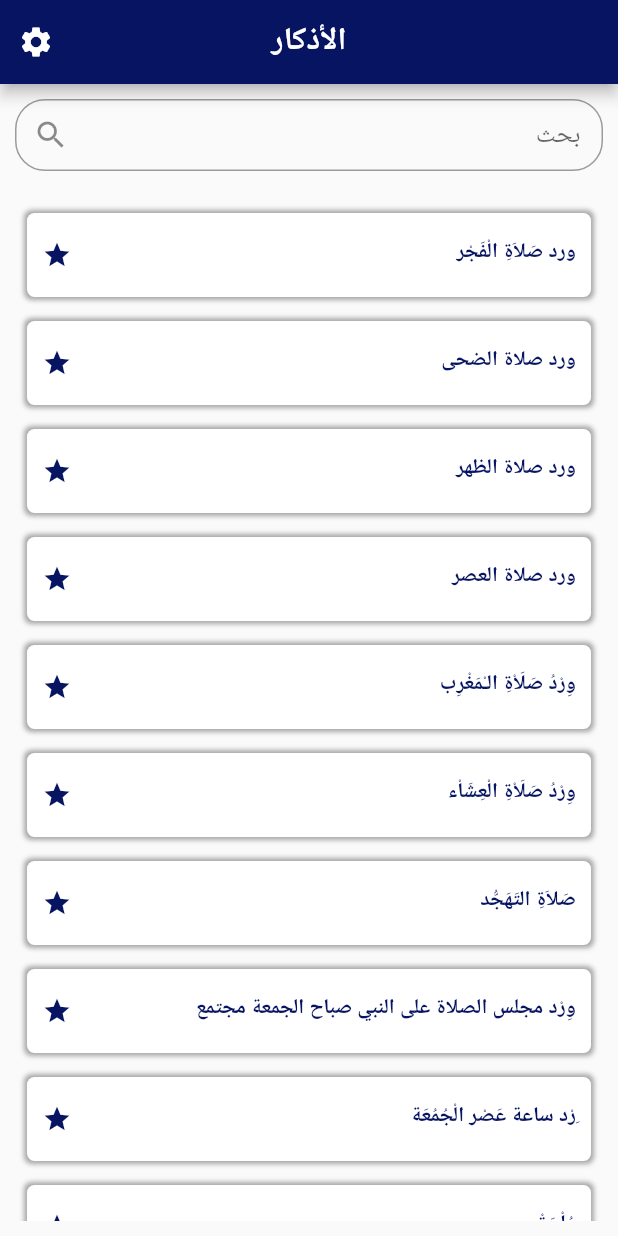
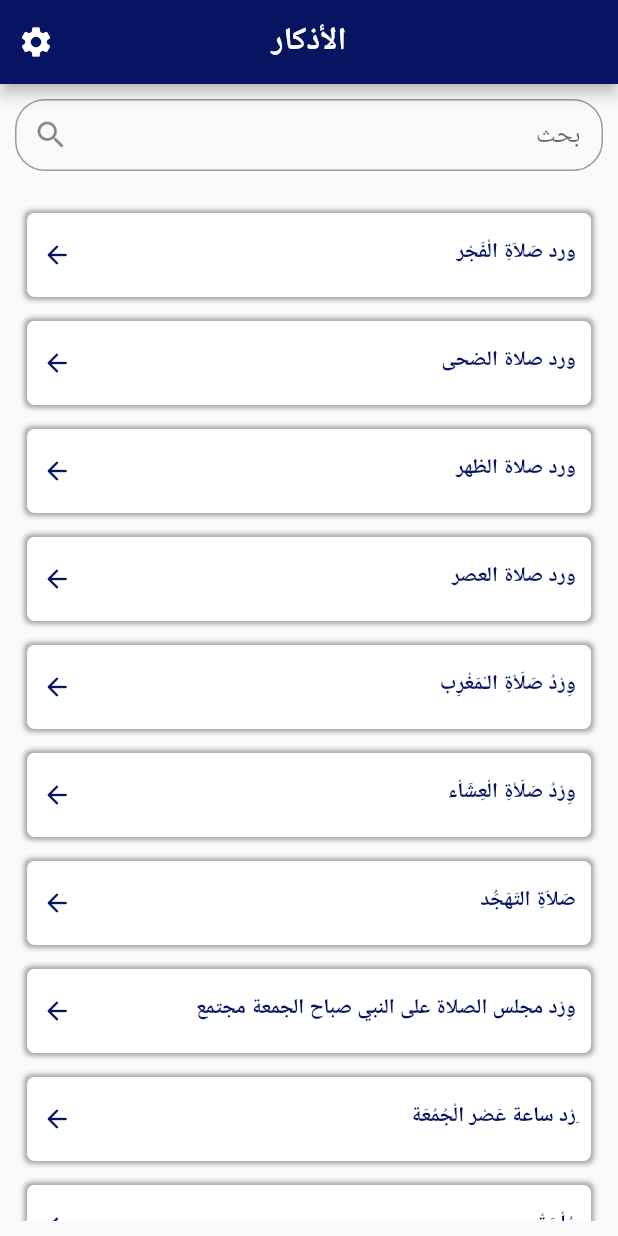
Before and after one commit to itzadnantech/wird_book_old, a Flutter app: the screen it shows after launch, on a phone screen of 412 x 824 dp. Run offline on Flutter 3.47's test engine with Material 2 defaults, Android fonts, the phone set to English and light mode, and no system bars; our stand-ins replace audio_video_progress_bar, just_audio, shared_preferences.

Commit message:
commit: 1 updated

```diff
--- a/lib/pages/athkars_page.dart
+++ b/lib/pages/athkars_page.dart
@@ -158,7 +158,7 @@ class _AthkarsPageState extends State<AthkarsPage> {
           ),
           // leading: test(single_wird_category.wird_cat_id, context),
           trailing: const Icon(
-            Icons.star_sharp,
+            Icons.arrow_forward_rounded,
             color: Color.fromARGB(255, 6, 20, 97),
             size: 20,
           ),
```
Also changed, not shown: lib/pages/all_wird_sub_cat_page.dart (+10 -1 lines), lib/pages/all_wirds_page.dart (+8 -0 lines), 1 other file.
